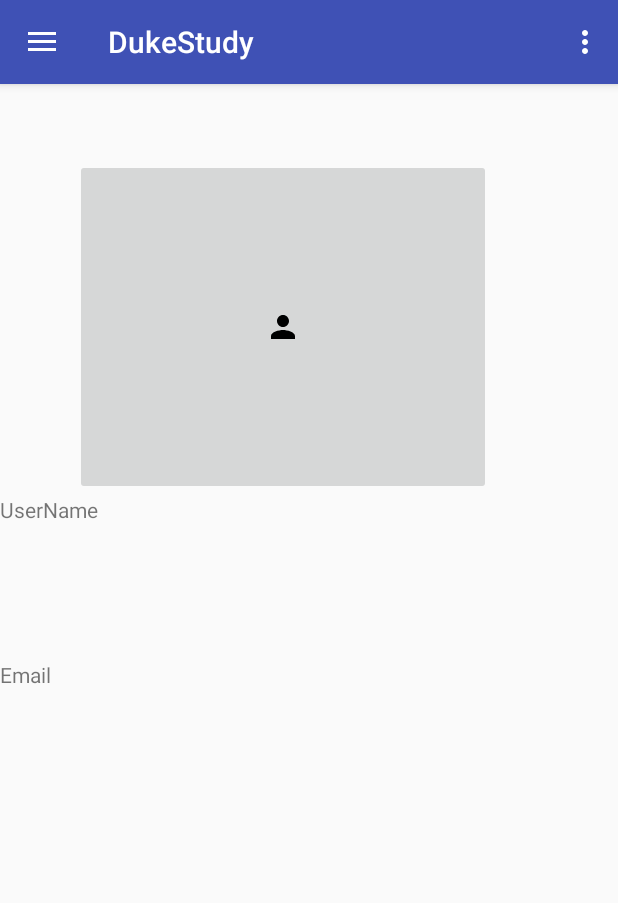
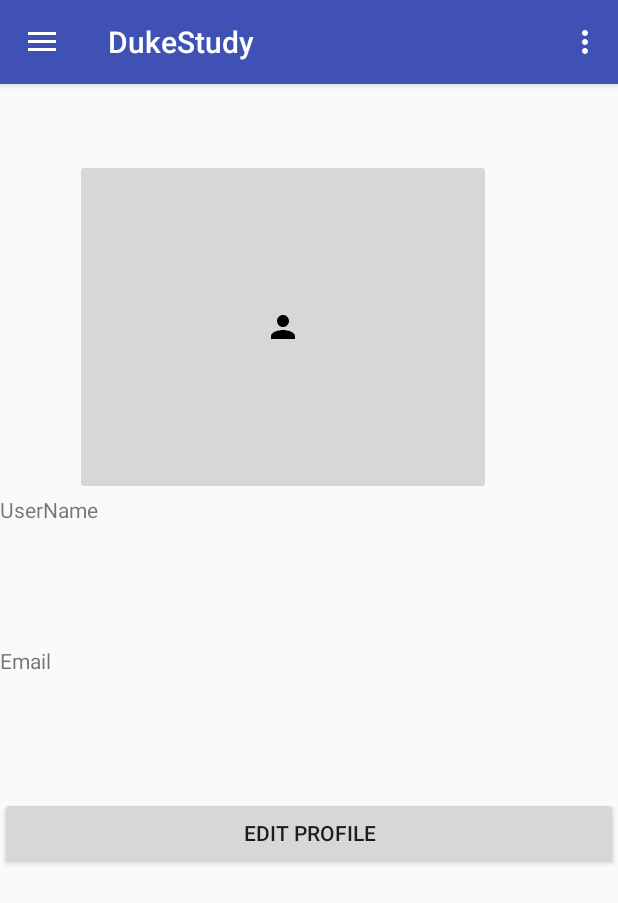
Before and after one commit to sc454/DukeStudy-AndroidApp, an Android app: the fragment GroupsFragment placed in its activity, after a tap on "Profile", on a phone screen of 412 x 824 dp. Shown: the top 903 px of the screen. Run offline under Robolectric (Android 15) with nearby library versions, the phone set to English and light mode, and no system bars; our stand-ins replace Firebase (no records; nobody signed in at launch, a user with empty details on screens opened directly); 1 other tap on this screen came first.

Commit message:
Added tab layout,made changes to EditProfile

```diff
--- /dev/null
+++ b/DukeStudy/app/src/main/java/com/ds/DukeStudy/EventsFragment.java
@@ -0,0 +1,9 @@
+package com.ds.DukeStudy;
+
+import android.support.v4.app.Fragment;
+
+/**
+ * Created by cheli on 3/5/2017.
+ */
+public class EventsFragment extends Fragment {
+}
--- a/DukeStudy/app/src/main/java/com/ds/DukeStudy/GroupsFragment.java
+++ b/DukeStudy/app/src/main/java/com/ds/DukeStudy/GroupsFragment.java
@@ -3,7 +3,12 @@
 import android.content.Context;
 import android.net.Uri;
 import android.os.Bundle;
+import android.support.annotation.Nullable;
+import android.support.design.widget.TabLayout;
 import android.support.v4.app.Fragment;
+import android.support.v4.app.FragmentManager;
+import android.support.v4.app.FragmentPagerAdapter;
+import android.support.v4.view.ViewPager;
 import android.view.LayoutInflater;
 import android.view.View;
 import android.view.ViewGroup;
@@ -18,14 +23,10 @@
  * create an instance of this fragment.
  */
 public class GroupsFragment extends Fragment {
-    // TODO: Rename parameter arguments, choose names that match
-    // the fragment initialization parameters, e.g. ARG_ITEM_NUMBER
-    private static final String ARG_PARAM1 = "param1";
-    private static final String ARG_PARAM2 = "param2";
-
-    // TODO: Rename and change types of parameters
-    private String mParam1;
-    private String mParam2;
+    //Use tab_layout.xml to show three tabs in Groups
+    public static TabLayout tabLayout;
+    public static ViewPager viewPager;
+    public static int int_items = 3 ;
 
     private OnFragmentInteractionListener mListener;
 
@@ -33,38 +34,85 @@
         // Required empty public constructor
     }
 
-    /**
-     * Use this factory method to create a new instance of
-     * this fragment using the provided parameters.
-     *
-     * @param param1 Parameter 1.
-     * @param param2 Parameter 2.
-     * @return A new instance of fragment GroupsFragment.
-     */
-    // TODO: Rename and change types and number of parameters
+
     public static GroupsFragment newInstance(String param1, String param2) {
         GroupsFragment fragment = new GroupsFragment();
         Bundle args = new Bundle();
-        args.putString(ARG_PARAM1, param1);
-        args.putString(ARG_PARAM2, param2);
-        fragment.setArguments(args);
         return fragment;
     }
 
     @Override
     public void onCreate(Bundle savedInstanceState) {
         super.onCreate(savedInstanceState);
-        if (getArguments() != null) {
-            mParam1 = getArguments().getString(ARG_PARAM1);
-            mParam2 = getArguments().getString(ARG_PARAM2);
-        }
     }
-
+    @Nullable
     @Override
     public View onCreateView(LayoutInflater inflater, ViewGroup container,
                              Bundle savedInstanceState) {
         // Inflate the layout for this fragment
-        return inflater.inflate(R.layout.fragment_groups, container, false);
+            View x =  inflater.inflate(R.layout.tab_layout,null);
+            tabLayout = (TabLayout) x.findViewById(R.id.tabs);
+            viewPager = (ViewPager) x.findViewById(R.id.viewpager);
+        /**
+         *Set an Adapter for the View Pager
+         */
+        viewPager.setAdapter(new MyAdapter(getChildFragmentManager()));
+        tabLayout.post(new Runnable() {
+            @Override
+            public void run() {
+                tabLayout.setupWithViewPager(viewPager);
+            }
+        });
+
+        return x;
+    }
+    class MyAdapter extends FragmentPagerAdapter {
+
+        public MyAdapter(FragmentManager fm) {
+            super(fm);
+        }
+
+        /**
+         * Return fragment with respect to Position .
+         */
+
+        @Override
+        public Fragment getItem(int position) {
+            switch (position) {
+                case 0:
+                    return new PostsFragment();
+                case 1:
+                    return new EventsFragment();
+                case 2:
+                    return new MembersFragment();
+            }
+            return null;
+        }
+
+        @Override
+        public int getCount() {
+
+            return int_items;
+
+        }
+
+        /**
+         * This method returns the title of the tab according to the position.
+         */
+
+        @Override
+        public CharSequence getPageTitle(int position) {
+
+            switch (position) {
+                case 0:
+                    return "Posts";
+                case 1:
+                    return "Events";
+                case 2:
+                    return "Members";
+            }
+            return null;
+        }
     }
 
     // TODO: Rename method, update argument and hook method into UI event
--- a/DukeStudy/app/src/main/java/com/ds/DukeStudy/MainActivity.java
+++ b/DukeStudy/app/src/main/java/com/ds/DukeStudy/MainActivity.java
@@ -18,6 +18,7 @@
 import com.google.firebase.database.DatabaseReference;
 
 public class MainActivity extends AppCompatActivity implements NavigationView.OnNavigationItemSelectedListener,ProfileFragment.OnFragmentInteractionListener,GroupsFragment.OnFragmentInteractionListener,FirebaseExFragment.OnFragmentInteractionListener {
+
     private FirebaseAuth mFirebaseAuth;
     private FirebaseUser mFirebaseUser;
     private DatabaseReference mDatabase;
@@ -30,6 +31,7 @@
         DrawerLayout drawer = (DrawerLayout) findViewById(R.id.drawer_layout);
         Toolbar toolbar = (Toolbar) findViewById(R.id.toolbar);
         setSupportActionBar(toolbar);
+        /* Add fragments to navigate between items in the navigation bar*/
         Fragment fragment = null;
         Class fragmentClass = null;
         fragmentClass = ProfileFragment.class;
@@ -46,9 +48,7 @@
         drawer.setDrawerListener(toggle);
         toggle.syncState();
         NavigationView navigationView = (NavigationView) findViewById(R.id.nav_view);
-
         // get menu from navigationView
-
         // add NavigationItemSelectedListener to check the navigation clicks
         assert navigationView != null;
         navigationView.setNavigationItemSelectedListener(this);
@@ -82,7 +82,6 @@
         if (id == R.id.action_logout) {
             return true;
         }
-
         return super.onOptionsItemSelected(item);
     }
 
@@ -101,16 +100,7 @@
         else if (id == R.id.firebase_ex) {
             fragmentClass = FirebaseExFragment.class;
         }
-        /*else if (id == R.id.nav_viewClasses) {
-            fragmentClass = .class;
-        } else if (id == R.id.nav_manage) {
-            fragmentClass = FragmentTwo.class;
-        } else if (id == R.id.nav_share) {
-            fragmentClass = FragmentOne.class;
-        } else if (id == R.id.nav_send) {
-            fragmentClass = FragmentTwo.class;
-        }
-        */
+
         try {
             fragment = (Fragment) fragmentClass.newInstance();
         } catch (Exception e) {
--- /dev/null
+++ b/DukeStudy/app/src/main/java/com/ds/DukeStudy/PostsFragment.java
@@ -0,0 +1,19 @@
+package com.ds.DukeStudy;
+
+import android.os.Bundle;
+import android.support.annotation.Nullable;
+import android.support.v4.app.Fragment;
+import android.view.LayoutInflater;
+import android.view.View;
+import android.view.ViewGroup;
+
+/**
+ * Created by cheli on 3/5/2017.
+ */
+public class PostsFragment extends Fragment {
+    @Nullable
+    @Override
+    public View onCreateView(LayoutInflater inflater, ViewGroup container, Bundle savedInstanceState) {
+        return inflater.inflate(R.layout.posts_layout,null);
+    }
+}
--- a/DukeStudy/app/src/main/java/com/ds/DukeStudy/ProfileFragment.java
+++ b/DukeStudy/app/src/main/java/com/ds/DukeStudy/ProfileFragment.java
@@ -7,6 +7,7 @@
 import android.view.LayoutInflater;
 import android.view.View;
 import android.view.ViewGroup;
+import android.widget.EditText;
 
 
 /**
@@ -17,7 +18,7 @@
  * Use the {@link ProfileFragment#newInstance} factory method to
  * create an instance of this fragment.
  */
-public class ProfileFragment extends Fragment {
+public class ProfileFragment extends Fragment implements View.OnClickListener {
     // TODO: Rename parameter arguments, choose names that match
     // the fragment initialization parameters, e.g. ARG_ITEM_NUMBER
     private static final String ARG_PARAM1 = "param1";
@@ -65,6 +66,7 @@
                              Bundle savedInstanceState) {
         // Inflate the layout for this fragment
         return inflater.inflate(R.layout.fragment_profile, container, false);
+        EditText userName = (EditText)findViewById(R.id.userNameInput);
     }
 
     // TODO: Rename method, update argument and hook method into UI event
@@ -91,6 +93,16 @@
         mListener = null;
     }
 
+    @Override
+    public void onClick(View v) {
+        if(v.getId()==R.id.editProfileButton){
+
+        }
+        else if(v.getId()==R.id.profileImageButton){
+
+        }
+    }
+
     /**
      * This interface must be implemented by activities that contain this
      * fragment to allow an interaction in this fragment to be communicated
--- a/DukeStudy/app/src/main/res/layout/fragment_profile.xml
+++ b/DukeStudy/app/src/main/res/layout/fragment_profile.xml
@@ -9,7 +9,7 @@
     tools:context="com.ds.DukeStudy.ProfileFragment">
 
     <!-- TODO: Update blank fragment layout -->
-    <ImageButton android:id="@+id/profileButton"
+    <ImageButton android:id="@+id/profileImageButton"
         android:layout_width="277dp"
         android:layout_height="wrap_content"
         android:layout_marginTop="50dip"
@@ -31,4 +31,10 @@
         android:id="@+id/emailView"
         android:layout_weight="0.20" />
 
+    <Button
+        android:text="Edit Profile"
+        android:layout_width="match_parent"
+        android:layout_height="wrap_content"
+        android:id="@+id/editProfileButton" />
+
 </LinearLayout>
--- a/DukeStudy/app/src/main/res/values/colors.xml
+++ b/DukeStudy/app/src/main/res/values/colors.xml
@@ -3,4 +3,8 @@
     <color name="colorPrimary">#3F51B5</color>
     <color name="colorPrimaryDark">#303F9F</color>
     <color name="colorAccent">#FF4081</color>
+    <color name="blue">#000080</color>
+    <color name="white">#ffffff</color>
+    <color name="black">#000000</color>
+    <color name="red">#ff0000</color>
 </resources>
```
Also changed, not shown: DukeStudy/app/src/main/java/com/ds/DukeStudy/MembersFragment.java (added, +9 -0 lines), DukeStudy/app/src/main/res/layout/edit_profile.xml (added, +19 -0 lines), DukeStudy/app/src/main/res/layout/posts_layout.xml (added, +10 -0 lines), DukeStudy/app/src/main/res/layout/tab_layout.xml (added, +32 -0 lines).
